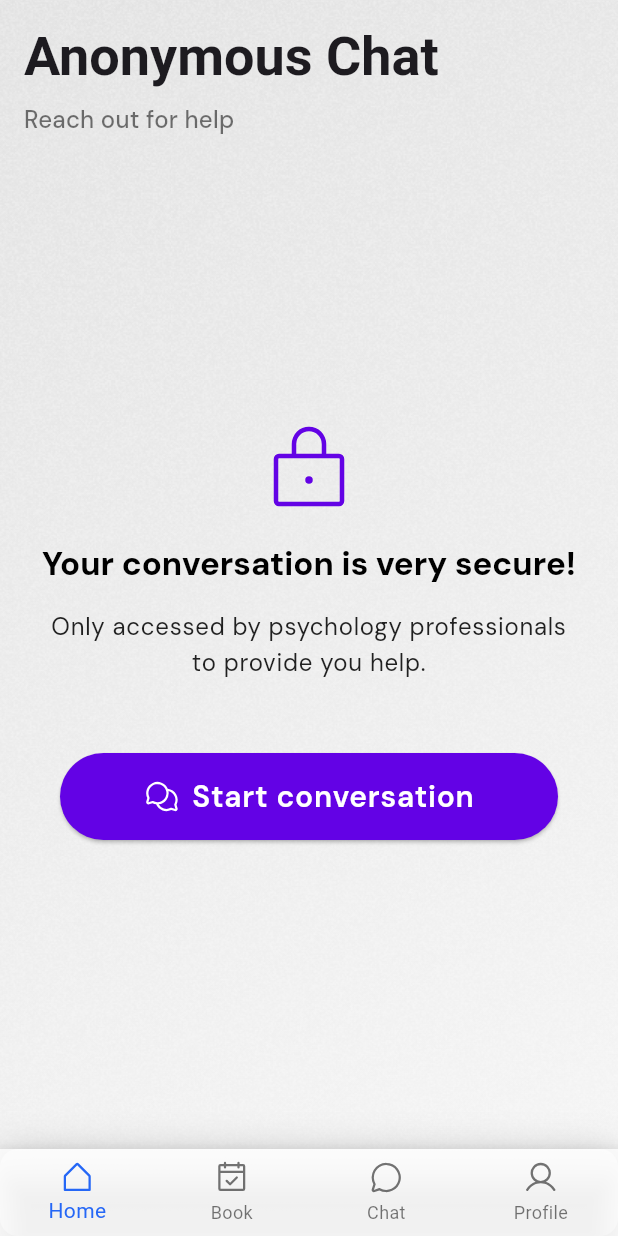
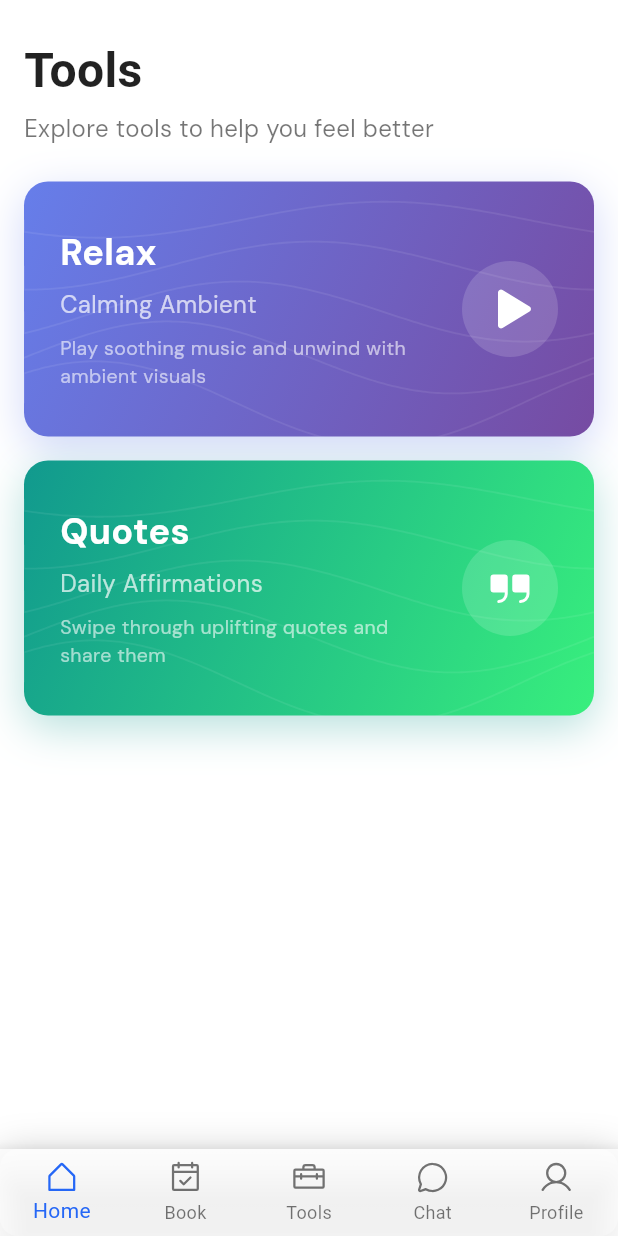
Before and after one commit to PavanKusuma/dearme_app, a Flutter app: the SetUp screen opened directly, swiped to page 3, on a phone screen of 412 x 824 dp. Run offline on Flutter 3.47's test engine with Material 3 defaults, Android fonts, the phone set to English and light mode, and no system bars; our stand-ins replace audio_service, flutter_local_notifications, google_fonts, just_audio, phosphor_flutter, share_plus and 4 more; missing offline and left inert: any_link_preview, device_uuid, onesignal_flutter; accounts and stored records are empty; statements that could not run were skipped.

Commit message:
Add Tools tab with Relax and Quotes screens for students
- Add new "Tools" tab to student bottom navigation bar (between Book and Chat)
- Admin keeps original 4-tab layout via separate adminDestinations list
- Create Tools screen (tools.dart) with animated card UI:
  - Each card has subtle flowing sine-wave line animation in background
  - Relax card (indigo-purple gradient) navigates to RelaxScreen
  - Quotes card (teal-green gradient) navigates to QuotesScreen
- Create Quotes screen (quotes.dart) with full-screen swipeable cards:
  - Loads affirmations from assets, caches in SharedPreferences
  - Each quote shown in aesthetic full-screen card with dark gradient
  - DM Serif Text font with decorative quote marks and "Dear Me" branding
  - Share button captures card as image via RepaintBoundary and shares via share_plus
  - Page indicator and swipe hint at bottom
- Move Relax card out of dashboard into Tools section
- Add share_plus and path_provider dependencies to pubspec.yaml

https://claude.ai/code/session_01GJgqokZxStKKuzSBVBrHeS

```diff
--- a/lib/destination.dart
+++ b/lib/destination.dart
@@ -13,11 +13,15 @@ class Destination {
 
 const List<Destination> allDestinations = <Destination>[
   Destination('Home', PhosphorIconsRegular.houseSimple),
-  // Destination('Learn', PhosphorIconsRegular.list),
-  // Destination('New', Icons.add_circle_outline),
-  //  Destination('Feed', PhosphorIconsRegular.clipboardText),
+   Destination('Book', PhosphorIconsRegular.calendarCheck),
+   Destination('Tools', PhosphorIconsRegular.toolbox),
+   Destination('Chat', PhosphorIconsRegular.chatCircle),
+   Destination('Profile', PhosphorIconsRegular.user)
+];
+
+const List<Destination> adminDestinations = <Destination>[
+  Destination('Home', PhosphorIconsRegular.houseSimple),
    Destination('Book', PhosphorIconsRegular.calendarCheck),
    Destination('Chat', PhosphorIconsRegular.chatCircle),
-  //  Destination('Help', PhosphorIconsRegular.lifebuoy),
    Destination('Profile', PhosphorIconsRegular.user)
 ];
--- a/lib/setup.dart
+++ b/lib/setup.dart
@@ -13,6 +13,7 @@ import 'package:psych_app/profile.dart';
 import 'package:shared_preferences/shared_preferences.dart';
 import 'package:psych_app/dashboard.dart';
 import 'package:psych_app/library.dart';
+import 'package:psych_app/tools.dart';
 import 'package:psych_app/util/palette.dart';
 import 'package:psych_app/destination.dart';
 // import 'package:smart_campus/circular_new.dart';
@@ -59,16 +60,13 @@ class _SetUpState extends State<SetUp> with TickerProviderStateMixin<SetUp> {
   int currentIndex = 0;
   final tabPages = [
     const Dashboard(),
-    // const DearMeLibrary(),
-    // const Library(),
     const Appointments(),
+    const Tools(),
     const ChatStart(),
     const Profile(),
   ];
   final tabPagesAdmin = [
     const DashboardAdmin2(),
-    // const DearMeLibrary(),
-    // const Library(),
     const AppointmentsAdmin(),
     const ChatAdmin(),
     const Profile(),
@@ -222,9 +220,8 @@ class _SetUpState extends State<SetUp> with TickerProviderStateMixin<SetUp> {
         },
         // elevation: 18.0,
 
-        items: allDestinations.map((Destination destination) {
+        items: ((role == Constants.admin) ? adminDestinations : allDestinations).map((Destination destination) {
           return BottomNavigationBarItem(
-            // backgroundColor: Palette.appPrimary,
             icon: Icon(destination.icon),
             label: destination.title,
           );
--- /dev/null
+++ b/lib/tools.dart
@@ -0,0 +1,253 @@
+import 'dart:math';
+import 'package:flutter/material.dart';
+import 'package:google_fonts/google_fonts.dart';
+import 'package:phosphor_flutter/phosphor_flutter.dart';
+import 'package:psych_app/background_app.dart';
+import 'package:psych_app/quotes.dart';
+import 'package:psych_app/util/sizedbox.dart';
+
+class Tools extends StatefulWidget {
+  const Tools({Key? key}) : super(key: key);
+
+  @override
+  _ToolsState createState() => _ToolsState();
+}
+
+class _ToolsState extends State<Tools> {
+  @override
+  Widget build(BuildContext context) {
+    return Scaffold(
+      backgroundColor: Colors.white,
+      body: SafeArea(
+        child: SingleChildScrollView(
+          padding: const EdgeInsets.fromLTRB(16, 24, 16, 100),
+          child: Column(
+            crossAxisAlignment: CrossAxisAlignment.start,
+            children: [
+              Text(
+                'Tools',
+                style: GoogleFonts.dmSerifText(
+                  fontSize: 32,
+                  fontWeight: FontWeight.bold,
+                  color: Colors.black87,
+                ),
+              ),
+              sizedBox(4),
+              Text(
+                'Explore tools to help you feel better',
+                style: GoogleFonts.dmSans(
+                  fontSize: 16,
+                  color: Colors.black54,
+                ),
+              ),
+              sizedBox(24),
+
+              // Relax card
+              _ToolCard(
+                title: 'Relax',
+                subtitle: 'Calming Ambient',
+                description: 'Play soothing music and unwind with ambient visuals',
+                icon: PhosphorIconsFill.play,
+                gradientColors: const [Color(0xFF667eea), Color(0xFF764ba2)],
+                lineColor: Colors.white.withOpacity(0.08),
+                onTap: () => Navigator.push(
+                  context,
+                  MaterialPageRoute(builder: (context) => const RelaxScreen()),
+                ),
+              ),
+
+              sizedBox(16),
+
+              // Quotes card
+              _ToolCard(
+                title: 'Quotes',
+                subtitle: 'Daily Affirmations',
+                description: 'Swipe through uplifting quotes and share them',
+                icon: PhosphorIconsFill.quotes,
+                gradientColors: const [Color(0xFF11998e), Color(0xFF38ef7d)],
+                lineColor: Colors.white.withOpacity(0.07),
+                onTap: () => Navigator.push(
+                  context,
+                  MaterialPageRoute(builder: (context) => const QuotesScreen()),
+                ),
+              ),
+            ],
+          ),
+        ),
+      ),
+    );
+  }
+}
+
+class _ToolCard extends StatefulWidget {
+  final String title;
+  final String subtitle;
+  final String description;
+  final IconData icon;
+  final List<Color> gradientColors;
+  final Color lineColor;
+  final VoidCallback onTap;
+
+  const _ToolCard({
+    required this.title,
+    required this.subtitle,
+    required this.description,
+    required this.icon,
+    required this.gradientColors,
+    required this.lineColor,
+    required this.onTap,
+  });
+
+  @override
+  _ToolCardState createState() => _ToolCardState();
+}
+
+class _ToolCardState extends State<_ToolCard>
+    with SingleTickerProviderStateMixin {
+  late AnimationController _lineController;
+
+  @override
+  void initState() {
+    super.initState();
+    _lineController = AnimationController(
+      duration: const Duration(seconds: 6),
+      vsync: this,
+    )..repeat();
+  }
+
+  @override
+  void dispose() {
+    _lineController.dispose();
+    super.dispose();
+  }
+
+  @override
+  Widget build(BuildContext context) {
+    return GestureDetector(
+      onTap: widget.onTap,
+      child: Container(
+        height: 170,
+        decoration: BoxDecoration(
+          gradient: LinearGradient(
+            begin: Alignment.topLeft,
+            end: Alignment.bottomRight,
+            colors: widget.gradientColors,
+          ),
+          borderRadius: BorderRadius.circular(16),
+          boxShadow: [
+            BoxShadow(
+              color: widget.gradientColors[0].withOpacity(0.3),
+              offset: const Offset(0, 8),
+              blurRadius: 24,
+            ),
+          ],
+        ),
+        child: ClipRRect(
+          borderRadius: BorderRadius.circular(16),
+          child: Stack(
+            children: [
+              // Animated subtle lines
+              AnimatedBuilder(
+                animation: _lineController,
+                builder: (context, child) {
+                  return CustomPaint(
+                    size: Size(MediaQuery.of(context).size.width - 32, 170),
+                    painter: _LinePatternPainter(
+                      progress: _lineController.value,
+                      lineColor: widget.lineColor,
+                    ),
+                  );
+                },
+              ),
+              // Content
+              Padding(
+                padding: const EdgeInsets.all(24),
+                child: Row(
+                  children: [
+                    Expanded(
+                      child: Column(
+                        crossAxisAlignment: CrossAxisAlignment.start,
+                        mainAxisAlignment: MainAxisAlignment.center,
+                        children: [
+                          Text(
+                            widget.title,
+                            style: GoogleFonts.dmSans(
+                              fontSize: 24,
+                              fontWeight: FontWeight.bold,
+                              color: Colors.white,
+                            ),
+                          ),
+                          const SizedBox(height: 6),
+                          Text(
+                            widget.subtitle,
+                            style: GoogleFonts.dmSans(
+                              fontSize: 16,
+                              color: Colors.white70,
+                            ),
+                          ),
+                          const SizedBox(height: 8),
+                          Text(
+                            widget.description,
+                            style: GoogleFonts.dmSans(
+                              fontSize: 13,
+                              color: Colors.white60,
+                            ),
+                          ),
+                        ],
+                      ),
+                    ),
+                    const SizedBox(width: 16),
+                    Container(
+                      padding: const EdgeInsets.all(16),
+                      decoration: BoxDecoration(
+                        color: Colors.white.withOpacity(0.15),
+                        shape: BoxShape.circle,
+                      ),
+                      child: Icon(widget.icon, color: Colors.white, size: 32),
+                    ),
+                  ],
+                ),
+              ),
+            ],
+          ),
+        ),
+      ),
+    );
+  }
+}
+
+/// Paints subtle animated flowing lines across the card
+class _LinePatternPainter extends CustomPainter {
+  final double progress;
+  final Color lineColor;
+
+  _LinePatternPainter({required this.progress, required this.lineColor});
+
+  @override
+  void paint(Canvas canvas, Size size) {
+    final paint = Paint()
+      ..color = lineColor
+      ..strokeWidth = 1.2
+      ..style = PaintingStyle.stroke;
+
+    // Draw several flowing sine wave lines that shift with progress
+    for (int i = 0; i < 5; i++) {
+      final path = Path();
+      final yOffset = size.height * (0.15 + i * 0.18);
+      final amplitude = 12.0 + i * 4.0;
+      final phaseShift = progress * 2 * pi + i * 0.8;
+
+      path.moveTo(0, yOffset);
+      for (double x = 0; x <= size.width; x += 2) {
+        final y = yOffset + sin((x / size.width) * 2 * pi + phaseShift) * amplitude;
+        path.lineTo(x, y);
+      }
+      canvas.drawPath(path, paint);
+    }
+  }
+
+  @override
+  bool shouldRepaint(covariant _LinePatternPainter oldDelegate) {
+    return oldDelegate.progress != progress;
+  }
+}
--- a/pubspec.yaml
+++ b/pubspec.yaml
@@ -51,6 +51,8 @@ dependencies:
   audio_service: ^0.18.12
   flutter_local_notifications: ^17.0.0
   timezone: ^0.9.2
+  share_plus: ^7.2.1
+  path_provider: ^2.1.1
 
 dev_dependencies:
   flutter_test:
```
Also changed, not shown: lib/dashboard.dart (+0 -65 lines), lib/quotes.dart (added, +294 -0 lines).
